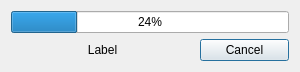
Qt form Widgets/progressdialog.ui (SevenLines/Liquor) before a commit.
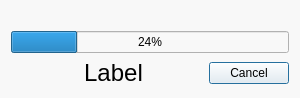
The same form after that commit.

What changed in the file:
```diff
--- a/Widgets/progressdialog.ui
+++ b/Widgets/progressdialog.ui
@@ -7,31 +7,71 @@
     <x>0</x>
     <y>0</y>
     <width>300</width>
-    <height>72</height>
+    <height>96</height>
    </rect>
   </property>
   <property name="windowTitle">
-   <string>Dialog</string>
+   <string/>
+  </property>
+  <property name="styleSheet">
+   <string notr="true">background: #F8F8F8;
+</string>
   </property>
   <layout class="QGridLayout" name="gridLayout">
-   <item row="1" column="0" colspan="3">
+   <item row="1" column="0">
     <widget class="QProgressBar" name="progressBar">
      <property name="value">
       <number>24</number>
      </property>
     </widget>
    </item>
-   <item row="2" column="2">
-    <widget class="QPushButton" name="btnCancel">
-     <property name="text">
-      <string>Cancel</string>
-     </property>
-    </widget>
+   <item row="3" column="0">
+    <layout class="QHBoxLayout" name="horizontalLayout">
+     <item>
+      <widget class="QLabel" name="lblIcon2">
+       <property name="sizePolicy">
+        <sizepolicy hsizetype="Maximum" vsizetype="Preferred">
+         <horstretch>0</horstretch>
+         <verstretch>0</verstretch>
+        </sizepolicy>
+       </property>
+       <property name="text">
+        <string/>
+       </property>
+      </widget>
+     </item>
+     <item>
+      <widget class="QLabel" name="lblLabel">
+       <property name="styleSheet">
+        <string notr="true">font-size: 24px;</string>
+       </property>
+       <property name="text">
+        <string>Label</string>
+       </property>
+       <property name="alignment">
+        <set>Qt::AlignCenter</set>
+       </property>
+      </widget>
+     </item>
+     <item>
+      <widget class="QPushButton" name="btnCancel">
+       <property name="sizePolicy">
+        <sizepolicy hsizetype="Maximum" vsizetype="Fixed">
+         <horstretch>0</horstretch>
+         <verstretch>0</verstretch>
+        </sizepolicy>
+       </property>
+       <property name="text">
+        <string>Cancel</string>
+       </property>
+      </widget>
+     </item>
+    </layout>
    </item>
-   <item row="2" column="0" colspan="2">
-    <widget class="QLabel" name="lblLabel">
+   <item row="0" column="0">
+    <widget class="QLabel" name="lblIcon">
      <property name="text">
-      <string>Label</string>
+      <string/>
      </property>
      <property name="alignment">
       <set>Qt::AlignCenter</set>
```
Left out of the diff: 3 changed lines with no effect on the pictures.
